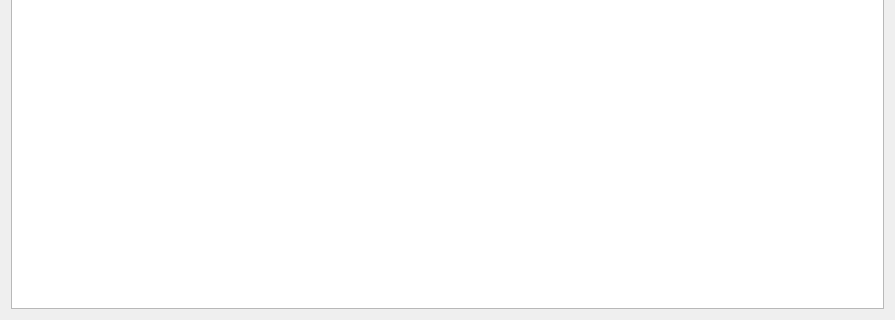
This is ToulouseCompiler/ToulouseCompiler/tableUniforms.ui in ajvs0003/ToulouseCompiler as Qt 5 draws it before an edit; both pictures show x 0 to 895 and y 203 to 523 of the 895 by 523 pixel window. The edited form follows.
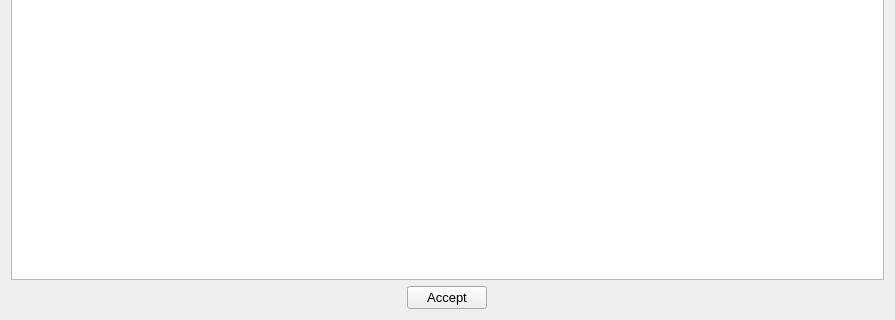
This is the edited form. Icons and pictures are not drawn.

Patch:
```diff
--- a/ToulouseCompiler/ToulouseCompiler/tableUniforms.ui
+++ b/ToulouseCompiler/ToulouseCompiler/tableUniforms.ui
@@ -92,6 +92,17 @@
      </item>
     </layout>
    </item>
+   <item>
+    <layout class="QVBoxLayout" name="verticalLayout_4">
+     <item alignment="Qt::AlignHCenter|Qt::AlignVCenter">
+      <widget class="QPushButton" name="aceptar">
+       <property name="text">
+        <string>Accept</string>
+       </property>
+      </widget>
+     </item>
+    </layout>
+   </item>
   </layout>
  </widget>
  <layoutdefault spacing="6" margin="11"/>
```
